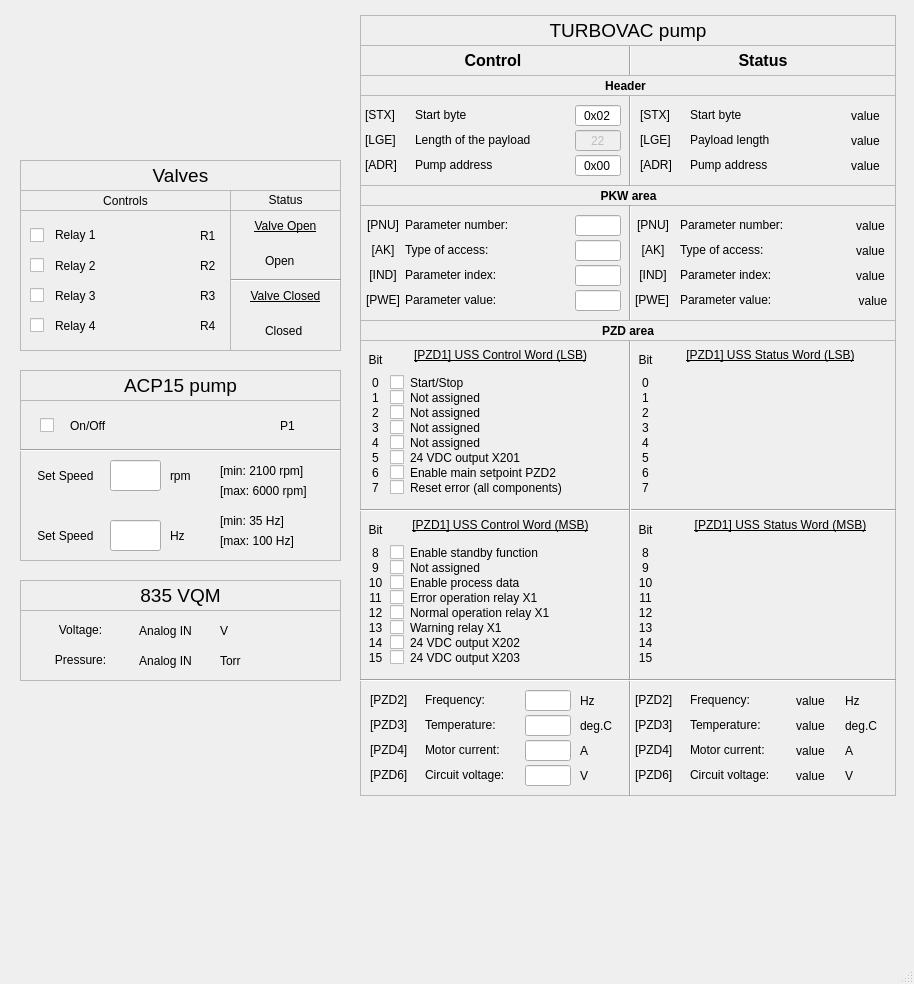
Before: the Qt Designer form software/pydm/VBC.ui in lnls-sirius/vacuum-bbb-controller, drawn with Qt 5.
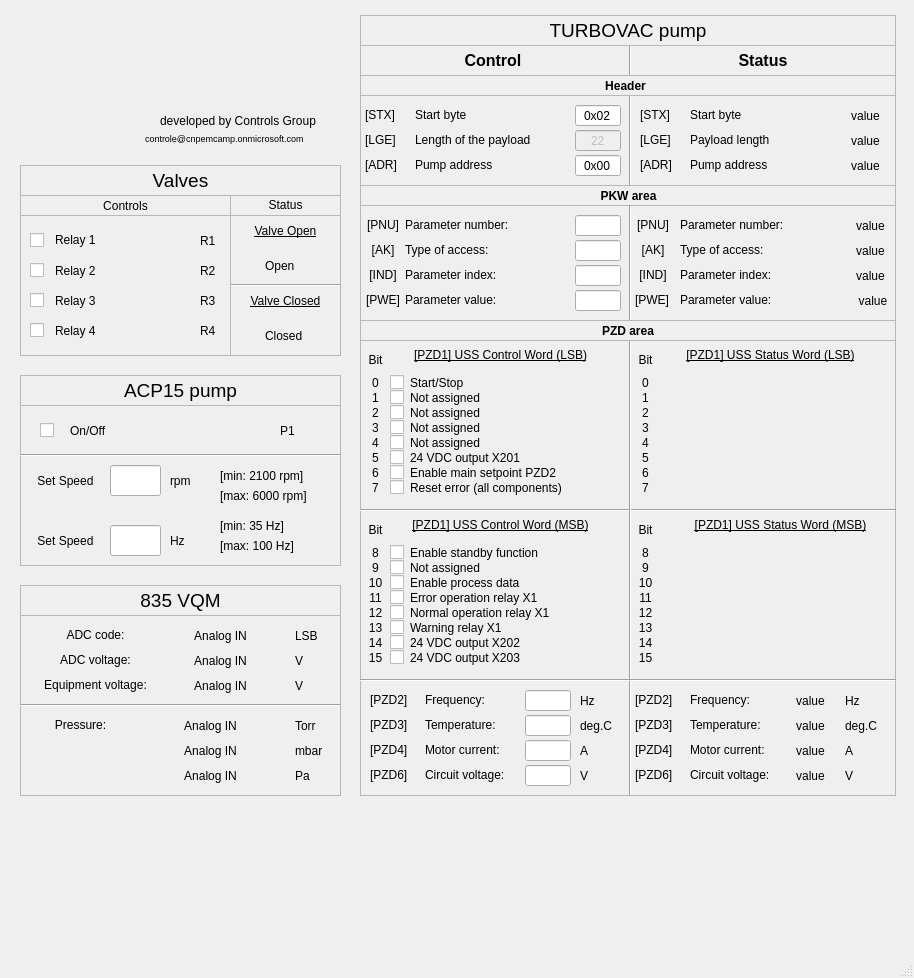
After: the same form once the commit is applied. Icons and pictures are not drawn. Custom widgets are drawn as their Qt base class.

Commit message: added logo files for UI and PV name list

```diff
--- a/software/pydm/VBC.ui
+++ b/software/pydm/VBC.ui
@@ -7,7 +7,7 @@
     <x>0</x>
     <y>0</y>
     <width>914</width>
-    <height>984</height>
+    <height>978</height>
    </rect>
   </property>
   <property name="windowTitle">
@@ -18,7 +18,7 @@
     <property name="geometry">
      <rect>
       <x>55</x>
-      <y>220</y>
+      <y>225</y>
       <width>101</width>
       <height>30</height>
      </rect>
@@ -49,7 +49,7 @@
     <property name="geometry">
      <rect>
       <x>170</x>
-      <y>225</y>
+      <y>230</y>
       <width>21</width>
       <height>21</height>
      </rect>
@@ -91,7 +91,7 @@
     <property name="geometry">
      <rect>
       <x>30</x>
-      <y>220</y>
+      <y>225</y>
       <width>31</width>
       <height>31</height>
      </rect>
@@ -138,7 +138,7 @@
     <property name="geometry">
      <rect>
       <x>30</x>
-      <y>250</y>
+      <y>255</y>
       <width>31</width>
       <height>31</height>
      </rect>
@@ -176,7 +176,7 @@
     <property name="geometry">
      <rect>
       <x>30</x>
-      <y>280</y>
+      <y>285</y>
       <width>31</width>
       <height>31</height>
      </rect>
@@ -214,7 +214,7 @@
     <property name="geometry">
      <rect>
       <x>30</x>
-      <y>310</y>
+      <y>315</y>
       <width>31</width>
       <height>31</height>
      </rect>
@@ -252,7 +252,7 @@
     <property name="geometry">
      <rect>
       <x>40</x>
-      <y>410</y>
+      <y>415</y>
       <width>31</width>
       <height>31</height>
      </rect>
@@ -290,7 +290,7 @@
     <property name="geometry">
      <rect>
       <x>55</x>
-      <y>250</y>
+      <y>255</y>
       <width>101</width>
       <height>31</height>
      </rect>
@@ -318,7 +318,7 @@
     <property name="geometry">
      <rect>
       <x>55</x>
-      <y>280</y>
+      <y>285</y>
       <width>101</width>
       <height>31</height>
      </rect>
@@ -346,7 +346,7 @@
     <property name="geometry">
      <rect>
       <x>55</x>
-      <y>310</y>
+      <y>315</y>
       <width>101</width>
       <height>31</height>
      </rect>
@@ -374,7 +374,7 @@
     <property name="geometry">
      <rect>
       <x>70</x>
-      <y>410</y>
+      <y>415</y>
       <width>141</width>
       <height>31</height>
      </rect>
@@ -402,7 +402,7 @@
     <property name="geometry">
      <rect>
       <x>170</x>
-      <y>255</y>
+      <y>260</y>
       <width>21</width>
       <height>21</height>
      </rect>
@@ -444,7 +444,7 @@
     <property name="geometry">
      <rect>
       <x>170</x>
-      <y>285</y>
+      <y>290</y>
       <width>21</width>
       <height>21</height>
      </rect>
@@ -486,7 +486,7 @@
     <property name="geometry">
      <rect>
       <x>170</x>
-      <y>315</y>
+      <y>320</y>
       <width>21</width>
       <height>21</height>
      </rect>
@@ -528,7 +528,7 @@
     <property name="geometry">
      <rect>
       <x>240</x>
-      <y>415</y>
+      <y>420</y>
       <width>21</width>
       <height>21</height>
      </rect>
@@ -570,7 +570,7 @@
     <property name="geometry">
      <rect>
       <x>110</x>
-      <y>460</y>
+      <y>465</y>
       <width>51</width>
       <height>31</height>
      </rect>
@@ -595,7 +595,7 @@
     <property name="geometry">
      <rect>
       <x>30</x>
-      <y>460</y>
+      <y>465</y>
       <width>71</width>
       <height>31</height>
      </rect>
@@ -611,7 +611,7 @@
     <property name="geometry">
      <rect>
       <x>170</x>
-      <y>460</y>
+      <y>465</y>
       <width>31</width>
       <height>31</height>
      </rect>
@@ -636,7 +636,7 @@
     <property name="geometry">
      <rect>
       <x>200</x>
-      <y>255</y>
+      <y>260</y>
       <width>31</width>
       <height>21</height>
      </rect>
@@ -664,7 +664,7 @@
     <property name="geometry">
      <rect>
       <x>200</x>
-      <y>315</y>
+      <y>320</y>
       <width>31</width>
       <height>21</height>
      </rect>
@@ -692,7 +692,7 @@
     <property name="geometry">
      <rect>
       <x>200</x>
-      <y>225</y>
+      <y>230</y>
       <width>31</width>
       <height>21</height>
      </rect>
@@ -720,7 +720,7 @@
     <property name="geometry">
      <rect>
       <x>200</x>
-      <y>285</y>
+      <y>290</y>
       <width>31</width>
       <height>21</height>
      </rect>
@@ -751,7 +751,7 @@
     <property name="geometry">
      <rect>
       <x>20</x>
-      <y>210</y>
+      <y>215</y>
       <width>211</width>
       <height>141</height>
      </rect>
@@ -767,7 +767,7 @@
     <property name="geometry">
      <rect>
       <x>20</x>
-      <y>160</y>
+      <y>165</y>
       <width>321</width>
       <height>31</height>
      </rect>
@@ -804,7 +804,7 @@
     <property name="geometry">
      <rect>
       <x>230</x>
-      <y>190</y>
+      <y>195</y>
       <width>111</width>
       <height>21</height>
      </rect>
@@ -852,7 +852,7 @@
     <property name="geometry">
      <rect>
       <x>20</x>
-      <y>370</y>
+      <y>375</y>
       <width>321</width>
       <height>31</height>
      </rect>
@@ -889,7 +889,7 @@
     <property name="geometry">
      <rect>
       <x>20</x>
-      <y>400</y>
+      <y>405</y>
       <width>321</width>
       <height>161</height>
      </rect>
@@ -903,9 +903,9 @@
     <widget class="Line" name="line_6">
      <property name="geometry">
       <rect>
-       <x>-10</x>
+       <x>0</x>
        <y>40</y>
-       <width>331</width>
+       <width>321</width>
        <height>21</height>
       </rect>
      </property>
@@ -918,7 +918,7 @@
     <property name="geometry">
      <rect>
       <x>280</x>
-      <y>415</y>
+      <y>420</y>
       <width>31</width>
       <height>21</height>
      </rect>
@@ -4163,7 +4163,7 @@
     <property name="geometry">
      <rect>
       <x>20</x>
-      <y>190</y>
+      <y>195</y>
       <width>211</width>
       <height>21</height>
      </rect>
@@ -4195,7 +4195,7 @@
     <property name="geometry">
      <rect>
       <x>265</x>
-      <y>320</y>
+      <y>325</y>
       <width>71</width>
       <height>21</height>
      </rect>
@@ -4223,7 +4223,7 @@
     <property name="geometry">
      <rect>
       <x>265</x>
-      <y>250</y>
+      <y>255</y>
       <width>71</width>
       <height>21</height>
      </rect>
@@ -4251,7 +4251,7 @@
     <property name="geometry">
      <rect>
       <x>230</x>
-      <y>210</y>
+      <y>215</y>
       <width>111</width>
       <height>141</height>
      </rect>
@@ -4322,7 +4322,7 @@
     <property name="geometry">
      <rect>
       <x>240</x>
-      <y>320</y>
+      <y>325</y>
       <width>21</width>
       <height>21</height>
      </rect>
@@ -4367,7 +4367,7 @@
     <property name="geometry">
      <rect>
       <x>240</x>
-      <y>250</y>
+      <y>255</y>
       <width>21</width>
       <height>21</height>
      </rect>
@@ -4409,9 +4409,9 @@
     <property name="geometry">
      <rect>
       <x>20</x>
-      <y>610</y>
+      <y>615</y>
       <width>321</width>
-      <height>71</height>
+      <height>181</height>
      </rect>
     </property>
     <property name="frameShape">
@@ -4423,8 +4423,8 @@
     <widget class="PyDMLabel" name="PyDMLabel_23">
      <property name="geometry">
       <rect>
-       <x>200</x>
-       <y>40</y>
+       <x>275</x>
+       <y>100</y>
        <width>31</width>
        <height>21</height>
       </rect>
@@ -4448,9 +4448,9 @@
     <widget class="PyDMLabel" name="PyDMLabel_22">
      <property name="geometry">
       <rect>
-       <x>110</x>
-       <y>40</y>
-       <width>71</width>
+       <x>125</x>
+       <y>100</y>
+       <width>131</width>
        <height>21</height>
       </rect>
      </property>
@@ -4474,7 +4474,7 @@
      <property name="geometry">
       <rect>
        <x>10</x>
-       <y>40</y>
+       <y>100</y>
        <width>101</width>
        <height>20</height>
       </rect>
@@ -4486,12 +4486,131 @@
       <set>Qt::AlignCenter</set>
      </property>
     </widget>
+    <widget class="PyDMLabel" name="PyDMLabel_29">
+     <property name="geometry">
+      <rect>
+       <x>125</x>
+       <y>125</y>
+       <width>131</width>
+       <height>21</height>
+      </rect>
+     </property>
+     <property name="toolTip">
+      <string/>
+     </property>
+     <property name="whatsThis">
+      <string/>
+     </property>
+     <property name="text">
+      <string>Analog IN</string>
+     </property>
+     <property name="alignment">
+      <set>Qt::AlignCenter</set>
+     </property>
+     <property name="alarmSensitiveBorder" stdset="0">
+      <bool>false</bool>
+     </property>
+     <property name="channel" stdset="0">
+      <string>ca://VBC:BBB:mbar</string>
+     </property>
+    </widget>
+    <widget class="PyDMLabel" name="PyDMLabel_30">
+     <property name="geometry">
+      <rect>
+       <x>275</x>
+       <y>125</y>
+       <width>31</width>
+       <height>21</height>
+      </rect>
+     </property>
+     <property name="toolTip">
+      <string/>
+     </property>
+     <property name="whatsThis">
+      <string/>
+     </property>
+     <property name="text">
+      <string>mbar</string>
+     </property>
+     <property name="alarmSensitiveBorder" stdset="0">
+      <bool>false</bool>
+     </property>
+     <property name="channel" stdset="0">
+      <string>ca://VBC:BBB:mbar.EGU</string>
+     </property>
+    </widget>
+    <widget class="PyDMLabel" name="PyDMLabel_31">
+     <property name="geometry">
+      <rect>
+       <x>125</x>
+       <y>150</y>
+       <width>131</width>
+       <height>21</height>
+      </rect>
+     </property>
+     <property name="toolTip">
+      <string/>
+     </property>
+     <property name="whatsThis">
+      <string/>
+     </property>
+     <property name="text">
+      <string>Analog IN</string>
+     </property>
+     <property name="alignment">
+      <set>Qt::AlignCenter</set>
+     </property>
+     <property name="alarmSensitiveBorder" stdset="0">
+      <bool>false</bool>
+     </property>
+     <property name="channel" stdset="0">
+      <string>ca://VBC:BBB:Pascal</string>
+     </property>
+    </widget>
+    <widget class="PyDMLabel" name="PyDMLabel_32">
+     <property name="geometry">
+      <rect>
+       <x>275</x>
+       <y>150</y>
+       <width>31</width>
+       <height>21</height>
+      </rect>
+     </property>
+     <property name="toolTip">
+      <string/>
+     </property>
+     <property name="whatsThis">
+      <string/>
+     </property>
+     <property name="text">
+      <string>Pa</string>
+     </property>
+     <property name="alarmSensitiveBorder" stdset="0">
+      <bool>false</bool>
+     </property>
+     <property name="channel" stdset="0">
+      <string>ca://VBC:BBB:Pascal.EGU</string>
+     </property>
+    </widget>
+    <widget class="Line" name="line_8">
+     <property name="geometry">
+      <rect>
+       <x>0</x>
+       <y>80</y>
+       <width>321</width>
+       <height>21</height>
+      </rect>
+     </property>
+     <property name="orientation">
+      <enum>Qt::Horizontal</enum>
+     </property>
+    </widget>
    </widget>
    <widget class="QFrame" name="frame_12">
     <property name="geometry">
      <rect>
       <x>20</x>
-      <y>580</y>
+      <y>585</y>
       <width>321</width>
       <height>31</height>
      </rect>
@@ -4532,9 +4651,9 @@
    <widget class="PyDMLabel" name="PyDMLabel_15">
     <property name="geometry">
      <rect>
-      <x>130</x>
-      <y>620</y>
-      <width>71</width>
+      <x>165</x>
+      <y>650</y>
+      <width>111</width>
       <height>21</height>
      </rect>
     </property>
@@ -4557,8 +4676,8 @@
    <widget class="PyDMLabel" name="PyDMLabel_16">
     <property name="geometry">
      <rect>
-      <x>220</x>
-      <y>620</y>
+      <x>295</x>
+      <y>650</y>
       <width>31</width>
       <height>21</height>
      </rect>
@@ -4583,13 +4702,13 @@
     <property name="geometry">
      <rect>
       <x>30</x>
-      <y>620</y>
-      <width>101</width>
+      <y>650</y>
+      <width>131</width>
       <height>20</height>
      </rect>
     </property>
     <property name="text">
-     <string>Voltage:</string>
+     <string>ADC voltage:</string>
     </property>
     <property name="alignment">
      <set>Qt::AlignCenter</set>
@@ -4641,7 +4760,7 @@
     <property name="geometry">
      <rect>
       <x>220</x>
-      <y>460</y>
+      <y>465</y>
       <width>111</width>
       <height>21</height>
      </rect>
@@ -4657,7 +4776,7 @@
     <property name="geometry">
      <rect>
       <x>220</x>
-      <y>480</y>
+      <y>485</y>
       <width>111</width>
       <height>21</height>
      </rect>
@@ -4673,7 +4792,7 @@
     <property name="geometry">
      <rect>
       <x>220</x>
-      <y>510</y>
+      <y>515</y>
       <width>111</width>
       <height>21</height>
      </rect>
@@ -4689,7 +4808,7 @@
     <property name="geometry">
      <rect>
       <x>220</x>
-      <y>530</y>
+      <y>535</y>
       <width>111</width>
       <height>21</height>
      </rect>
@@ -4705,7 +4824,7 @@
     <property name="geometry">
      <rect>
       <x>170</x>
-      <y>520</y>
+      <y>525</y>
       <width>31</width>
       <height>31</height>
      </rect>
@@ -4730,7 +4849,7 @@
     <property name="geometry">
      <rect>
       <x>110</x>
-      <y>520</y>
+      <y>525</y>
       <width>51</width>
       <height>31</height>
      </rect>
@@ -4755,7 +4874,7 @@
     <property name="geometry">
      <rect>
       <x>30</x>
-      <y>520</y>
+      <y>525</y>
       <width>71</width>
       <height>31</height>
      </rect>
@@ -5017,6 +5136,592 @@
      </property>
     </widget>
    </widget>
+   <widget class="PyDMLabel" name="PyDMLabel_17">
+    <property name="geometry">
+     <rect>
+      <x>165</x>
+      <y>675</y>
+      <width>111</width>
+      <height>21</height>
+     </rect>
+    </property>
+    <property name="toolTip">
+     <string/>
+    </property>
+    <property name="whatsThis">
+     <string/>
+    </property>
+    <property name="text">
+     <string>Analog IN</string>
+    </property>
+    <property name="alignment">
+     <set>Qt::AlignCenter</set>
+    </property>
+    <property name="alarmSensitiveBorder" stdset="0">
+     <bool>false</bool>
+    </property>
+    <property name="channel" stdset="0">
+     <string>ca://VBC:BBB:EquipmentVoltage</string>
+    </property>
+   </widget>
+   <widget class="PyDMLabel" name="PyDMLabel_33">
+    <property name="geometry">
+     <rect>
+      <x>295</x>
+      <y>675</y>
+      <width>31</width>
+      <height>21</height>
+     </rect>
+    </property>
+    <property name="toolTip">
+     <string/>
+    </property>
+    <property name="whatsThis">
+     <string/>
+    </property>
+    <property name="text">
+     <string>V</string>
+    </property>
+    <property name="alarmSensitiveBorder" stdset="0">
+     <bool>false</bool>
+    </property>
+    <property name="channel" stdset="0">
+     <string>ca://VBC:BBB:EquipmentVoltage.EGU</string>
+    </property>
+   </widget>
+   <widget class="QLabel" name="label_46">
+    <property name="geometry">
+     <rect>
+      <x>30</x>
+      <y>675</y>
+      <width>131</width>
+      <height>20</height>
+     </rect>
+    </property>
+    <property name="text">
+     <string>Equipment voltage:</string>
+    </property>
+    <property name="alignment">
+     <set>Qt::AlignCenter</set>
+    </property>
+   </widget>
+   <widget class="PyDMLabel" name="PyDMLabel_37">
+    <property name="geometry">
+     <rect>
+      <x>295</x>
+      <y>625</y>
+      <width>31</width>
+      <height>21</height>
+     </rect>
+    </property>
+    <property name="toolTip">
+     <string/>
+    </property>
+    <property name="whatsThis">
+     <string/>
+    </property>
+    <property name="text">
+     <string>LSB</string>
+    </property>
+    <property name="alarmSensitiveBorder" stdset="0">
+     <bool>false</bool>
+    </property>
+    <property name="channel" stdset="0">
+     <string>ca://VBC:BBB:ADC.EGU</string>
+    </property>
+   </widget>
+   <widget class="PyDMLabel" name="PyDMLabel_38">
+    <property name="geometry">
+     <rect>
+      <x>165</x>
+      <y>625</y>
+      <width>111</width>
+      <height>21</height>
+     </rect>
+    </property>
+    <property name="toolTip">
+     <string/>
+    </property>
+    <property name="whatsThis">
+     <string/>
+    </property>
+    <property name="text">
+     <string>Analog IN</string>
+    </property>
+    <property name="alignment">
+     <set>Qt::AlignCenter</set>
+    </property>
+    <property name="alarmSensitiveBorder" stdset="0">
+     <bool>false</bool>
+    </property>
+    <property name="channel" stdset="0">
+     <string>ca://VBC:BBB:ADC</string>
+    </property>
+   </widget>
+   <widget class="QLabel" name="label_62">
+    <property name="geometry">
+     <rect>
+      <x>30</x>
+      <y>625</y>
+      <width>131</width>
+      <height>20</height>
+     </rect>
+    </property>
+    <property name="text">
+     <string>ADC code:</string>
+    </property>
+    <property name="alignment">
+     <set>Qt::AlignCenter</set>
+    </property>
+   </widget>
+   <widget class="QLabel" name="label_63">
+    <property name="geometry">
+     <rect>
+      <x>25</x>
+      <y>20</y>
+      <width>111</width>
+      <height>126</height>
+     </rect>
+    </property>
+    <property name="text">
+     <string>&lt;html&gt;&lt;head/&gt;&lt;body&gt;&lt;p&gt;&lt;img src=&quot;./images/LNLS.png&quot;/&gt;&lt;/p&gt;&lt;/body&gt;&lt;/html&gt;</string>
+    </property>
+    <property name="alignment">
+     <set>Qt::AlignCenter</set>
+    </property>
+   </widget>
+   <widget class="QLabel" name="label_64">
+    <property name="geometry">
+     <rect>
+      <x>160</x>
+      <y>30</y>
+      <width>180</width>
+      <height>75</height>
+     </rect>
+    </property>
+    <property name="text">
+     <string>&lt;html&gt;&lt;head/&gt;&lt;body&gt;&lt;p&gt;&lt;img src=&quot;./images/CNPEM.jpg&quot;/&gt;&lt;/p&gt;&lt;/body&gt;&lt;/html&gt;</string>
+    </property>
+   </widget>
+   <widget class="QLabel" name="label_65">
+    <property name="geometry">
+     <rect>
+      <x>160</x>
+      <y>110</y>
+      <width>181</width>
+      <height>21</height>
+     </rect>
+    </property>
+    <property name="text">
+     <string>developed by Controls Group</string>
+    </property>
+   </widget>
+   <widget class="QLabel" name="label_67">
+    <property name="geometry">
+     <rect>
+      <x>145</x>
+      <y>130</y>
+      <width>196</width>
+      <height>16</height>
+     </rect>
+    </property>
+    <property name="palette">
+     <palette>
+      <active>
+       <colorrole role="WindowText">
+        <brush brushstyle="SolidPattern">
+         <color alpha="255">
+          <red>0</red>
+          <green>0</green>
+          <blue>255</blue>
+         </color>
+        </brush>
+       </colorrole>
+       <colorrole role="Button">
+        <brush brushstyle="SolidPattern">
+         <color alpha="255">
+          <red>239</red>
+          <green>235</green>
+          <blue>231</blue>
+         </color>
+        </brush>
+       </colorrole>
+       <colorrole role="Light">
+        <brush brushstyle="SolidPattern">
+         <color alpha="255">
+          <red>255</red>
+          <green>255</green>
+          <blue>255</blue>
+         </color>
+        </brush>
+       </colorrole>
+       <colorrole role="Midlight">
+        <brush brushstyle="SolidPattern">
+         <color alpha="255">
+          <red>247</red>
+          <green>245</green>
+          <blue>243</blue>
+         </color>
+        </brush>
+       </colorrole>
+       <colorrole role="Dark">
+        <brush brushstyle="SolidPattern">
+         <color alpha="255">
+          <red>119</red>
+          <green>117</green>
+          <blue>115</blue>
+         </color>
+        </brush>
+       </colorrole>
+       <colorrole role="Mid">
+        <brush brushstyle="SolidPattern">
+         <color alpha="255">
+          <red>159</red>
+          <green>157</green>
+          <blue>154</blue>
+         </color>
+        </brush>
+       </colorrole>
+       <colorrole role="BrightText">
+        <brush brushstyle="SolidPattern">
+         <color alpha="255">
+          <red>255</red>
+          <green>255</green>
+          <blue>255</blue>
+         </color>
+        </brush>
+       </colorrole>
+       <colorrole role="ButtonText">
+        <brush brushstyle="SolidPattern">
+         <color alpha="255">
+          <red>0</red>
+          <green>0</green>
+          <blue>0</blue>
+         </color>
+        </brush>
+       </colorrole>
+       <colorrole role="Base">
+        <brush brushstyle="SolidPattern">
+         <color alpha="255">
+          <red>255</red>
+          <green>255</green>
+          <blue>255</blue>
+         </color>
+        </brush>
+       </colorrole>
+       <colorrole role="Window">
+        <brush brushstyle="SolidPattern">
+         <color alpha="255">
+          <red>239</red>
+          <green>235</green>
+          <blue>231</blue>
+         </color>
+        </brush>
+       </colorrole>
+       <colorrole role="Shadow">
+        <brush brushstyle="SolidPattern">
+         <color alpha="255">
+          <red>0</red>
+          <green>0</green>
+          <blue>0</blue>
+         </color>
+        </brush>
+       </colorrole>
+       <colorrole role="AlternateBase">
+        <brush brushstyle="SolidPattern">
+         <color alpha="255">
+          <red>247</red>
+          <green>245</green>
+          <blue>243</blue>
+         </color>
+        </brush>
+       </colorrole>
+       <colorrole role="ToolTipBase">
+        <brush brushstyle="SolidPattern">
+         <color alpha="255">
+          <red>255</red>
+          <green>255</green>
+          <blue>220</blue>
+         </color>
+        </brush>
+       </colorrole>
+       <colorrole role="ToolTipText">
+        <brush brushstyle="SolidPattern">
+         <color alpha="255">
+          <red>0</red>
+          <green>0</green>
+          <blue>0</blue>
+         </color>
+        </brush>
+       </colorrole>
+      </active>
+      <inactive>
+       <colorrole role="WindowText">
+        <brush brushstyle="SolidPattern">
+         <color alpha="255">
+          <red>0</red>
+          <green>0</green>
+          <blue>0</blue>
+         </color>
+        </brush>
+       </colorrole>
+       <colorrole role="Button">
+        <brush brushstyle="SolidPattern">
+         <color alpha="255">
+          <red>239</red>
+          <green>235</green>
+          <blue>231</blue>
+         </color>
+        </brush>
+       </colorrole>
+       <colorrole role="Light">
+        <brush brushstyle="SolidPattern">
+         <color alpha="255">
+          <red>255</red>
+          <green>255</green>
+          <blue>255</blue>
+         </color>
+        </brush>
+       </colorrole>
+       <colorrole role="Midlight">
+        <brush brushstyle="SolidPattern">
+         <color alpha="255">
+          <red>247</red>
+          <green>245</green>
+          <blue>243</blue>
+         </color>
+        </brush>
+       </colorrole>
+       <colorrole role="Dark">
+        <brush brushstyle="SolidPattern">
+         <color alpha="255">
+          <red>119</red>
+          <green>117</green>
+          <blue>115</blue>
+         </color>
+        </brush>
+       </colorrole>
+       <colorrole role="Mid">
+        <brush brushstyle="SolidPattern">
+         <color alpha="255">
+          <red>159</red>
+          <green>157</green>
+          <blue>154</blue>
+         </color>
+        </brush>
+       </colorrole>
+       <colorrole role="BrightText">
+        <brush brushstyle="SolidPattern">
+         <color alpha="255">
+          <red>255</red>
+          <green>255</green>
+          <blue>255</blue>
+         </color>
+        </brush>
+       </colorrole>
+       <colorrole role="ButtonText">
+        <brush brushstyle="SolidPattern">
+         <color alpha="255">
+          <red>0</red>
+          <green>0</green>
+          <blue>0</blue>
+         </color>
+        </brush>
+       </colorrole>
+       <colorrole role="Base">
+        <brush brushstyle="SolidPattern">
+         <color alpha="255">
+          <red>255</red>
+          <green>255</green>
+          <blue>255</blue>
+         </color>
+        </brush>
+       </colorrole>
+       <colorrole role="Window">
+        <brush brushstyle="SolidPattern">
+         <color alpha="255">
+          <red>239</red>
+          <green>235</green>
+          <blue>231</blue>
+         </color>
+        </brush>
+       </colorrole>
+       <colorrole role="Shadow">
+        <brush brushstyle="SolidPattern">
+         <color alpha="255">
+          <red>0</red>
+          <green>0</green>
+          <blue>0</blue>
+         </color>
+        </brush>
+       </colorrole>
+       <colorrole role="AlternateBase">
+        <brush brushstyle="SolidPattern">
+         <color alpha="255">
+          <red>247</red>
+          <green>245</green>
+          <blue>243</blue>
+         </color>
+        </brush>
+       </colorrole>
+       <colorrole role="ToolTipBase">
+        <brush brushstyle="SolidPattern">
+         <color alpha="255">
+          <red>255</red>
+          <green>255</green>
+          <blue>220</blue>
+         </color>
+        </brush>
+       </colorrole>
+       <colorrole role="ToolTipText">
+        <brush brushstyle="SolidPattern">
+         <color alpha="255">
+          <red>0</red>
+          <green>0</green>
+          <blue>0</blue>
+         </color>
+        </brush>
+       </colorrole>
+      </inactive>
+      <disabled>
+       <colorrole role="WindowText">
+        <brush brushstyle="SolidPattern">
+         <color alpha="255">
+          <red>119</red>
+          <green>117</green>
+          <blue>115</blue>
+         </color>
+        </brush>
+       </colorrole>
+       <colorrole role="Button">
+        <brush brushstyle="SolidPattern">
+         <color alpha="255">
+          <red>239</red>
+          <green>235</green>
+          <blue>231</blue>
+         </color>
+        </brush>
+       </colorrole>
+       <colorrole role="Light">
+        <brush brushstyle="SolidPattern">
+         <color alpha="255">
+          <red>255</red>
+          <green>255</green>
+          <blue>255</blue>
+         </color>
+        </brush>
+       </colorrole>
+       <colorrole role="Midlight">
+        <brush brushstyle="SolidPattern">
+         <color alpha="255">
+          <red>247</red>
+          <green>245</green>
+          <blue>243</blue>
+         </color>
+        </brush>
+       </colorrole>
+       <colorrole role="Dark">
+        <brush brushstyle="SolidPattern">
+         <color alpha="255">
+          <red>119</red>
+          <green>117</green>
+          <blue>115</blue>
+         </color>
+        </brush>
+       </colorrole>
+       <colorrole role="Mid">
+        <brush brushstyle="SolidPattern">
+         <color alpha="255">
+          <red>159</red>
+          <green>157</green>
+          <blue>154</blue>
+         </color>
+        </brush>
+       </colorrole>
+       <colorrole role="BrightText">
+        <brush brushstyle="SolidPattern">
+         <color alpha="255">
+          <red>255</red>
+          <green>255</green>
+          <blue>255</blue>
+         </color>
+        </brush>
+       </colorrole>
+       <colorrole role="ButtonText">
+        <brush brushstyle="SolidPattern">
+         <color alpha="255">
+          <red>119</red>
+          <green>117</green>
+          <blue>115</blue>
+         </color>
+        </brush>
+       </colorrole>
+       <colorrole role="Base">
+        <brush brushstyle="SolidPattern">
+         <color alpha="255">
+          <red>239</red>
+          <green>235</green>
+          <blue>231</blue>
+         </color>
+        </brush>
+       </colorrole>
+       <colorrole role="Window">
+        <brush brushstyle="SolidPattern">
+         <color alpha="255">
+          <red>239</red>
+          <green>235</green>
+          <blue>231</blue>
+         </color>
+        </brush>
+       </colorrole>
+       <colorrole role="Shadow">
+        <brush brushstyle="SolidPattern">
+         <color alpha="255">
+          <red>0</red>
+          <green>0</green>
+          <blue>0</blue>
+         </color>
+        </brush>
+       </colorrole>
+       <colorrole role="AlternateBase">
+        <brush brushstyle="SolidPattern">
+         <color alpha="255">
+          <red>239</red>
+          <green>235</green>
+          <blue>231</blue>
+         </color>
+        </brush>
+       </colorrole>
+       <colorrole role="ToolTipBase">
+        <brush brushstyle="SolidPattern">
+         <color alpha="255">
+          <red>255</red>
+          <green>255</green>
+          <blue>220</blue>
+         </color>
+        </brush>
+       </colorrole>
+       <colorrole role="ToolTipText">
+        <brush brushstyle="SolidPattern">
+         <color alpha="255">
+          <red>0</red>
+          <green>0</green>
+          <blue>0</blue>
+         </color>
+        </brush>
+       </colorrole>
+      </disabled>
+     </palette>
+    </property>
+    <property name="font">
+     <font>
+      <pointsize>7</pointsize>
+     </font>
+    </property>
+    <property name="text">
+     <string>controle@cnpemcamp.onmicrosoft.com</string>
+    </property>
+   </widget>
    <zorder>frame_7</zorder>
    <zorder>frame_6</zorder>
    <zorder>frame_10</zorder>
@@ -5089,26 +5794,26 @@
   <widget class="QStatusBar" name="statusbar"/>
  </widget>
  <customwidgets>
-  <customwidget>
-   <class>PyDMByteIndicator</class>
-   <extends>QWidget</extends>
-   <header>pydm.widgets.byte</header>
-  </customwidget>
-  <customwidget>
-   <class>PyDMCheckbox</class>
-   <extends>QCheckBox</extends>
-   <header>pydm.widgets.checkbox</header>
-  </customwidget>
   <customwidget>
    <class>PyDMLineEdit</class>
    <extends>QLineEdit</extends>
    <header>pydm.widgets.line_edit</header>
   </customwidget>
+  <customwidget>
+   <class>PyDMCheckbox</class>
+   <extends>QCheckBox</extends>
+   <header>pydm.widgets.checkbox</header>
+  </customwidget>
   <customwidget>
    <class>PyDMLabel</class>
    <extends>QLabel</extends>
    <header>pydm.widgets.label</header>
   </customwidget>
+  <customwidget>
+   <class>PyDMByteIndicator</class>
+   <extends>QWidget</extends>
+   <header>pydm.widgets.byte</header>
+  </customwidget>
  </customwidgets>
  <resources>
   <include location="Icon LNLS.qrc"/>
```
Left out of the diff: 24 changed lines with no effect on the pictures. The commit also changes 7 other files.
